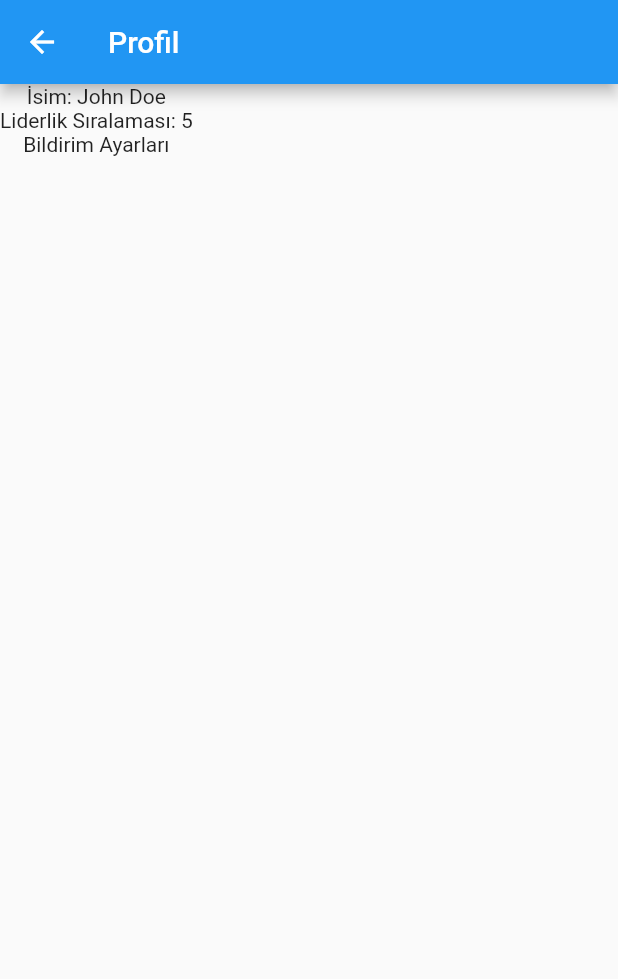
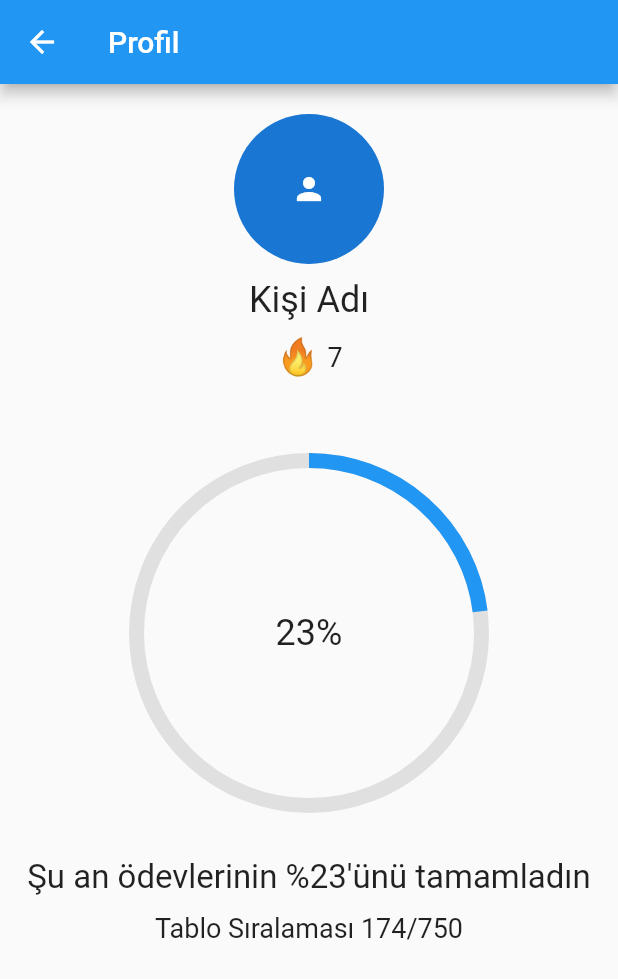
Before and after one commit to huseyinasan/AkademiTakip-AppJam, a Flutter app: the ProfilePage screen opened directly, on a phone screen of 412 x 824 dp. Shown: the top 979 px of the screen. Run offline on Flutter 3.47's test engine with Material 2 defaults, Android fonts, the phone set to English and light mode, and no system bars; drawn by our look-alikes of percent_indicator.

Commit message:
profil sayfasi update

```diff
--- a/lib/screens/profil.dart
+++ b/lib/screens/profil.dart
@@ -1,4 +1,5 @@
 import 'package:flutter/material.dart';
+import 'package:percent_indicator/percent_indicator.dart';
 
 class ProfilePage extends StatelessWidget {
   @override
@@ -9,10 +10,55 @@ class ProfilePage extends StatelessWidget {
       ),
       body: Column(
         children: [
-          Text('İsim: John Doe'),
-          Text('Liderlik Sıralaması: 5'),
-          Text('Bildirim Ayarları'),
-          // Slider widget'ları ekleyin
+          SizedBox(height: 20),
+          CircleAvatar(
+            radius: 50,
+            child: Icon(Icons.person),
+          ),
+          SizedBox(height: 10),
+          Text(
+            'Kişi Adı',
+            style: TextStyle(fontSize: 24),
+          ),
+          SizedBox(height: 10),
+          Row(
+            mainAxisAlignment: MainAxisAlignment.center,
+            children: [
+              Text(
+                '🔥', // Replace with your desired emoji
+                style: TextStyle(fontSize: 24),
+              ),
+              SizedBox(width: 5),
+              Text(
+                '7',
+                style: TextStyle(fontSize: 18),
+              ),
+            ],
+          ),
+          SizedBox(height: 50),
+          CircularPercentIndicator(
+            radius: 120,
+            lineWidth: 10,
+            percent: 0.23, // Replace with actual progress
+            center: Text(
+              '23%',
+              style: TextStyle(fontSize: 24),
+            ),
+            progressColor: Colors.blue,
+            backgroundColor: Colors.grey.shade300,
+          ),
+          SizedBox(height: 30),
+          Text(
+            'Şu an ödevlerinin %23\'ünü tamamladın',
+            style: TextStyle(fontSize: 22),
+          ),
+          SizedBox(height: 10),
+          Text(
+            'Tablo Sıralaması 174/750',
+            style: TextStyle(fontSize: 18),
+          ),
+
+
         ],
       ),
     );
--- a/pubspec.yaml
+++ b/pubspec.yaml
@@ -40,12 +40,16 @@ dev_dependencies:
   flutter_test:
     sdk: flutter
 
+
+  percent_indicator: ^4.0.1
+
   # The "flutter_lints" package below contains a set of recommended lints to
   # encourage good coding practices. The lint set provided by the package is
   # activated in the `analysis_options.yaml` file located at the root of your
   # package. See that file for information about deactivating specific lint
   # rules and activating additional ones.
   flutter_lints: ^2.0.0
+
 
 # For information on the generic Dart part of this file, see the
 # following page: https://dart.dev/tools/pub/pubspec
```
Also changed, not shown: pubspec.lock, 6 other files.
